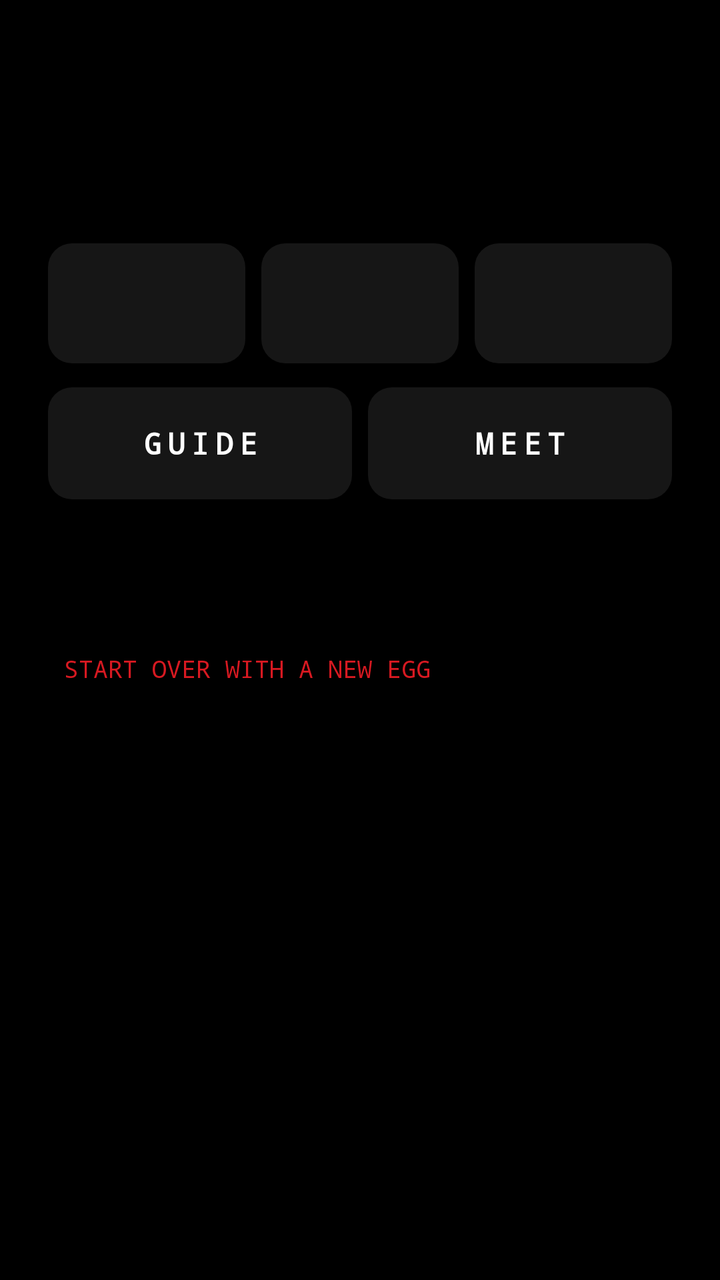
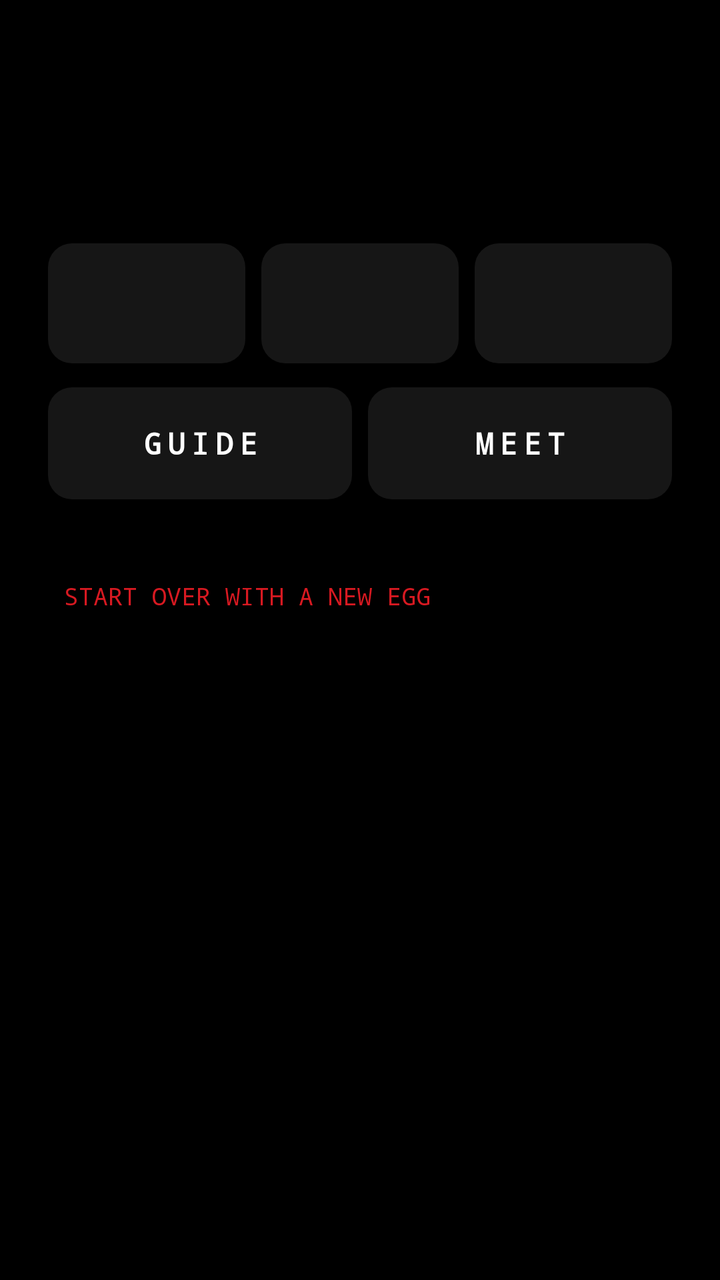

An Android layout rendered at two revisions. The XML below is the earlier revision; the diff shows what the commit changed to produce the second picture.
<!-- AndroidManifest.xml: application theme android:Theme.DeviceDefault.NoActionBar -->
<!-- res/layout/activity_main.xml -->
<?xml version="1.0" encoding="utf-8"?>
<ScrollView xmlns:android="http://schemas.android.com/apk/res/android"
    android:layout_width="match_parent"
    android:layout_height="match_parent"
    android:background="#000000"
    android:fitsSystemWindows="true">

    <LinearLayout
        android:layout_width="match_parent"
        android:layout_height="wrap_content"
        android:orientation="vertical"
        android:padding="24dp">

        <ImageView
            android:id="@+id/title"
            android:layout_width="wrap_content"
            android:layout_height="28dp"
            android:adjustViewBounds="true"
            android:contentDescription="@string/app_name"
            android:scaleType="fitStart" />

        <TextView
            android:id="@+id/status"
            android:layout_width="match_parent"
            android:layout_height="wrap_content"
            android:layout_marginTop="12dp"
            android:fontFamily="monospace"
            android:letterSpacing="0.1"
            android:textColor="#9A9A9A"
            android:textSize="13sp" />

        <ImageView
            android:id="@+id/pet"
            android:layout_width="match_parent"
            android:layout_height="wrap_content"
            android:layout_marginTop="20dp"
            android:adjustViewBounds="true"
            android:contentDescription="@string/app_name"
            android:scaleType="fitCenter" />

        <LinearLayout
            android:layout_width="match_parent"
            android:layout_height="wrap_content"
            android:layout_marginTop="20dp"
            android:orientation="horizontal">

            <ImageView
                android:id="@+id/btn_feed"
                android:layout_width="0dp"
                android:layout_height="60dp"
                android:layout_weight="1"
                android:background="@drawable/button_bg"
                android:contentDescription="Feed"
                android:padding="12dp"
                android:scaleType="fitCenter" />

            <ImageView
                android:id="@+id/btn_play"
                android:layout_width="0dp"
                android:layout_height="60dp"
                android:layout_marginStart="8dp"
                android:layout_weight="1"
                android:background="@drawable/button_bg"
                android:contentDescription="Play"
                android:padding="12dp"
                android:scaleType="fitCenter" />

            <ImageView
                android:id="@+id/btn_clean"
                android:layout_width="0dp"
                android:layout_height="60dp"
                android:layout_marginStart="8dp"
                android:layout_weight="1"
                android:background="@drawable/button_bg"
                android:contentDescription="Clean"
                android:padding="12dp"
                android:scaleType="fitCenter" />
        </LinearLayout>

        <LinearLayout
            android:layout_width="match_parent"
            android:layout_height="wrap_content"
            android:layout_marginTop="12dp"
            android:orientation="horizontal">

            <TextView
                android:id="@+id/guide"
                android:layout_width="0dp"
                android:layout_height="56dp"
                android:layout_weight="1"
                android:background="@drawable/button_bg"
                android:fontFamily="monospace"
                android:gravity="center"
                android:letterSpacing="0.2"
                android:text="@string/guide_button"
                android:textColor="#FFFFFF"
                android:textSize="15sp"
                android:textStyle="bold" />

            <TextView
                android:id="@+id/meet"
                android:layout_width="0dp"
                android:layout_height="56dp"
                android:layout_marginStart="8dp"
                android:layout_weight="1"
                android:background="@drawable/button_bg"
                android:fontFamily="monospace"
                android:gravity="center"
                android:letterSpacing="0.2"
                android:text="@string/meet_button"
                android:textColor="#FFFFFF"
                android:textSize="15sp"
                android:textStyle="bold" />
        </LinearLayout>

        <TextView
            android:id="@+id/lock_toggle"
            android:layout_width="wrap_content"
            android:layout_height="wrap_content"
            android:layout_marginTop="32dp"
            android:fontFamily="monospace"
            android:padding="8dp"
            android:textColor="#9A9A9A"
            android:textSize="12sp" />

        <TextView
            android:id="@+id/reset"
            android:layout_width="wrap_content"
            android:layout_height="wrap_content"
            android:layout_marginTop="4dp"
            android:fontFamily="monospace"
            android:padding="8dp"
            android:text="@string/reset_label"
            android:textColor="#D71921"
            android:textSize="12sp" />
    </LinearLayout>
</ScrollView>
<!-- resources referenced by this layout -->
<resources>
  <!-- drawable button_bg (drawable) -->
  <?xml version="1.0" encoding="utf-8"?>
  <shape xmlns:android="http://schemas.android.com/apk/res/android"
      android:shape="rectangle">
      <solid android:color="#161616" />
      <corners android:radius="12dp" />
  </shape>
  <string name="app_name">Glyph Pet</string>
  <string name="guide_button">GUIDE</string>
  <string name="meet_button">MEET</string>
  <string name="reset_label">START OVER WITH A NEW EGG</string>
</resources>

<!-- the commit's change to res/layout/activity_main.xml (unified diff, before → after) -->
@@ -114,20 +114,10 @@
         </LinearLayout>
 
         <TextView
-            android:id="@+id/lock_toggle"
+            android:id="@+id/reset"
             android:layout_width="wrap_content"
             android:layout_height="wrap_content"
             android:layout_marginTop="32dp"
-            android:fontFamily="monospace"
-            android:padding="8dp"
-            android:textColor="#9A9A9A"
-            android:textSize="12sp" />
-
-        <TextView
-            android:id="@+id/reset"
-            android:layout_width="wrap_content"
-            android:layout_height="wrap_content"
-            android:layout_marginTop="4dp"
             android:fontFamily="monospace"
             android:padding="8dp"
             android:text="@string/reset_label"
